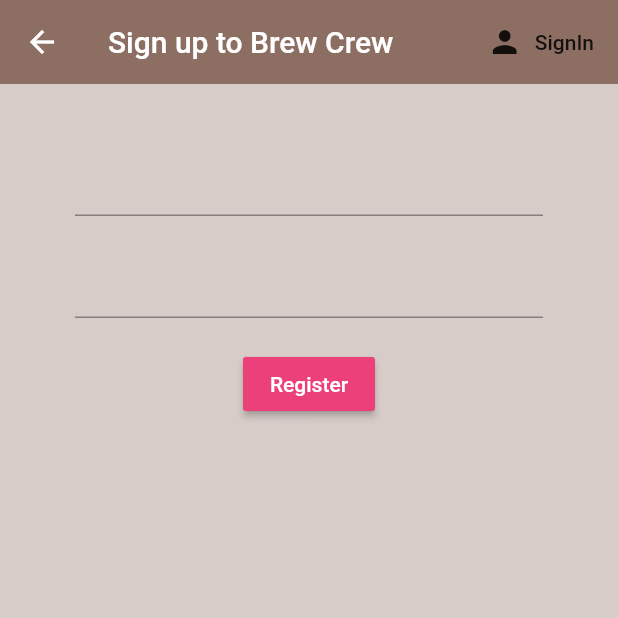
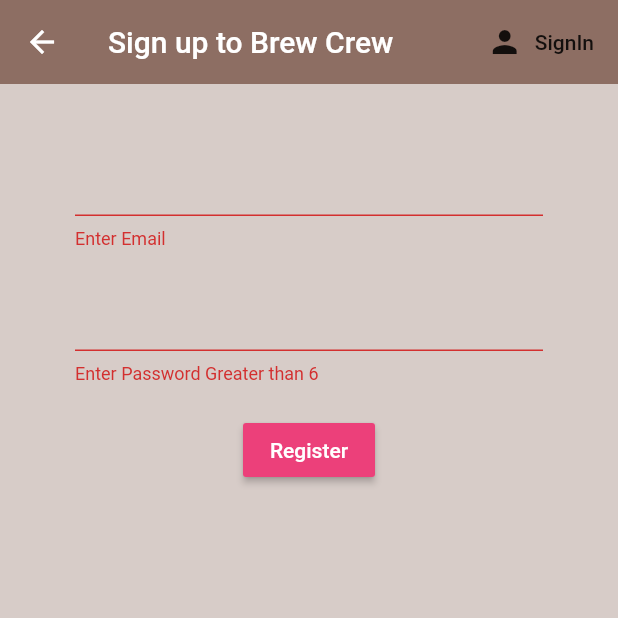
Before and after one commit to Wahid551/Flutter_Firebase_Concepts_With_App, a Flutter app: the Register screen opened directly, after a tap on "Register", on a phone screen of 412 x 824 dp, the top half of it. Run offline on Flutter 3.47's test engine with Material 2 defaults, Android fonts, the phone set to English and light mode, and no system bars; our stand-ins replace firebase_auth, firebase_core; accounts and stored records are empty.

Commit message:
Register With Email and Password.

```diff
--- a/lib/screens/register.dart
+++ b/lib/screens/register.dart
@@ -10,10 +10,11 @@ class Register extends StatefulWidget {
 
 class _RegisterState extends State<Register> {
   final AuthService _auth = AuthService();
-
+  final _formkey = GlobalKey<FormState>();
   // text field state
   String email = '';
   String password = '';
+  String error = '';
 
   @override
   Widget build(BuildContext context) {
@@ -34,6 +35,7 @@ class _RegisterState extends State<Register> {
       body: Container(
         padding: EdgeInsets.symmetric(vertical: 20.0, horizontal: 50.0),
         child: Form(
+          key: _formkey,
           child: Column(
             children: <Widget>[
               SizedBox(height: 20.0),
@@ -41,6 +43,7 @@ class _RegisterState extends State<Register> {
                 onChanged: (val) {
                   setState(() => email = val);
                 },
+                validator: (_value) => _value.isEmpty ? 'Enter Email' : null,
               ),
               SizedBox(height: 20.0),
               TextFormField(
@@ -48,6 +51,8 @@ class _RegisterState extends State<Register> {
                 onChanged: (val) {
                   setState(() => password = val);
                 },
+                validator: (_value) =>
+                    _value.length < 6 ? 'Enter Password Greater than 6' : null,
               ),
               SizedBox(height: 20.0),
               RaisedButton(
@@ -57,9 +62,30 @@ class _RegisterState extends State<Register> {
                     style: TextStyle(color: Colors.white),
                   ),
                   onPressed: () async {
-                    print(email);
-                    print(password);
+                    if (_formkey.currentState.validate()) {
+                      // print(password);
+                      // print(email);
+                      dynamic user = await _auth.registerwithEmailAndPassword(
+                          email, password);
+                      if (user == null) {
+                        setState(() {
+                          error = 'Please supply a valid email';
+                        });
+                      }
+                    }
                   }),
+              SizedBox(
+                height: 10.0,
+              ),
+              Center(
+                child: Text(
+                  error,
+                  style: TextStyle(
+                    color: Colors.red,
+                    fontWeight: FontWeight.bold,
+                  ),
+                ),
+              ),
             ],
           ),
         ),
```
Also changed, not shown: lib/services/auth.dart (+11 -0 lines).
